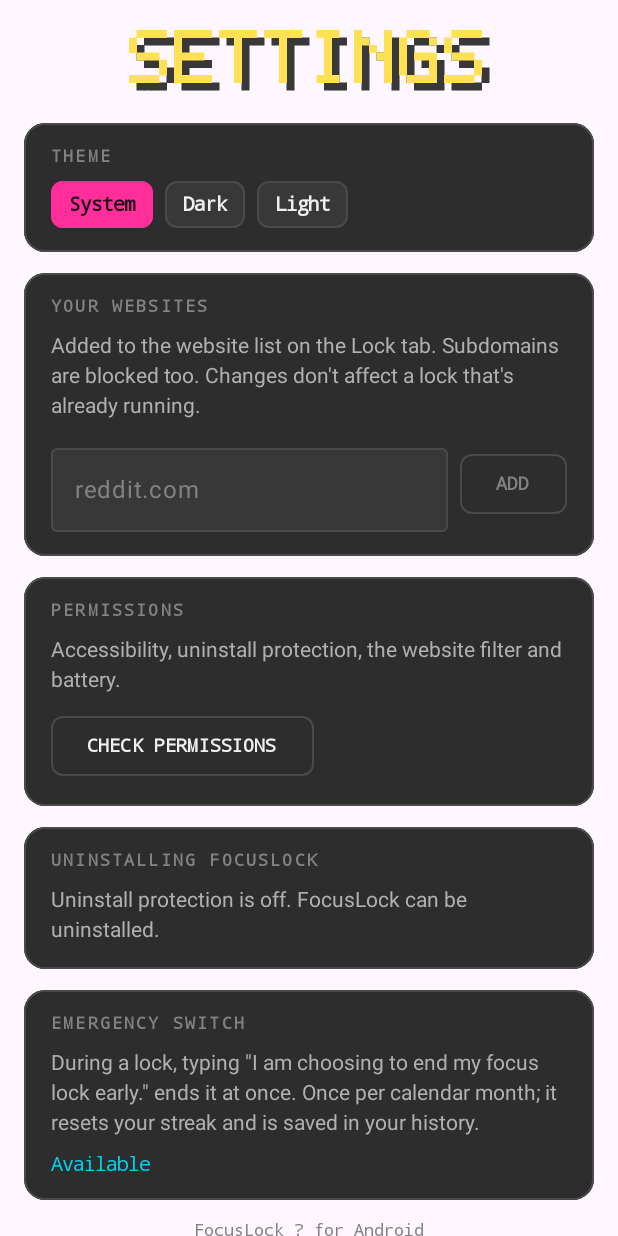
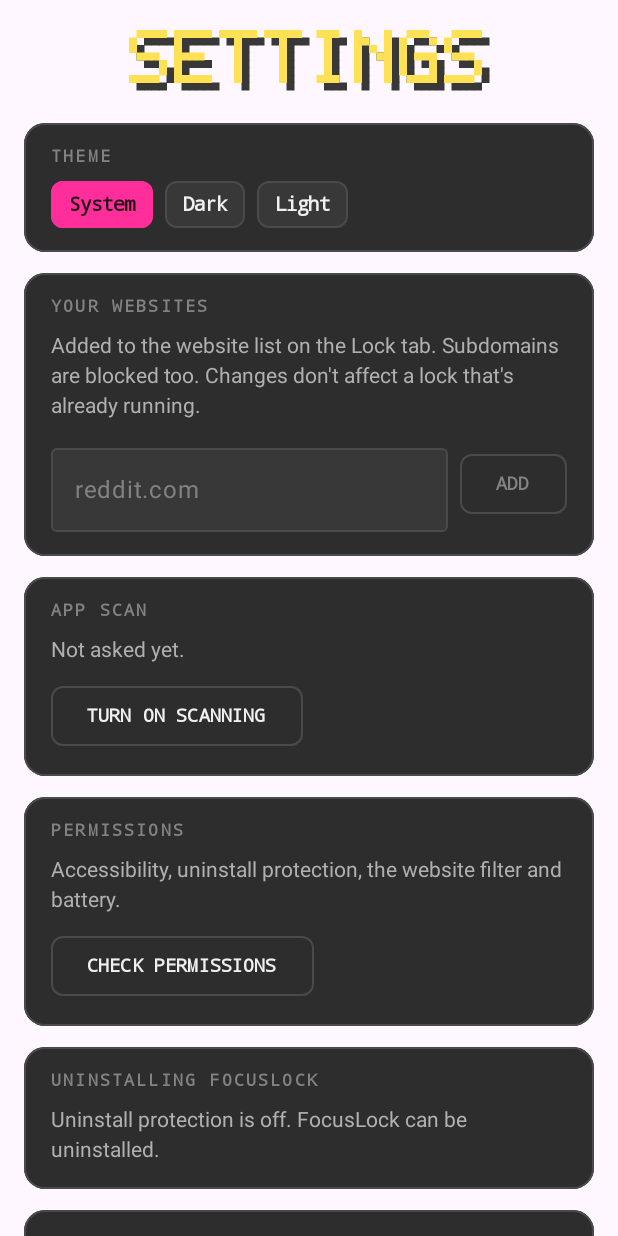
Before and after one commit to hackerman-x/FocusLock, an Android app built with Jetpack Compose: the composable SettingsScreen shown on its own in the app's theme, after a tap on "System", on a phone screen of 412 x 824 dp. Run offline under Robolectric (Android 15) with nearby library versions, the phone set to English and light mode, and no system bars.

Commit message:
Android: app scan, and only YouTube and Instagram by default
- The app list before any scan is just YouTube and Instagram.
- New app scan (core/AppScan.kt): suggests launchable apps that are
  well-known distractions, or that tag themselves as games, video,
  social, music or photo apps (but not photo tools), each with its
  reason. Phone essentials (dialer, messages, settings, maps, camera,
  keyboards, launchers, FocusLock) are never suggested, and neither are
  untagged preinstalled apps.
- The first start asks "Find distractions for you?" with Allow scan /
  Not now, like the desktop app. The answer is saved; once allowed, the
  app scans on every start and marks new finds. Add puts an app in the
  Apps list and ticks it; Ignore hides it for good. Scan now / Rescan in
  the Apps panel, and Settings → App scan to turn it on or off.
- Uses the existing launcher <queries> entry (ApplicationInfo comes with
  it), so no QUERY_ALL_PACKAGES.
- The DataStore mapping moved to data/StateCodec.kt so it can be unit
  tested; new tests for the classifier and for consent, ignored and
  added apps being saved.

Co-Authored-By: Claude Opus 5.5 <noreply@anthropic.com>

```diff
--- a/android/app/src/main/java/io/github/hackermanx/focuslock/MainActivity.kt
+++ b/android/app/src/main/java/io/github/hackermanx/focuslock/MainActivity.kt
@@ -46,6 +46,7 @@ import io.github.hackermanx.focuslock.ui.FocusLockTheme
 import io.github.hackermanx.focuslock.ui.LockScreen
 import io.github.hackermanx.focuslock.ui.Mono
 import io.github.hackermanx.focuslock.ui.OnboardingScreen
+import io.github.hackermanx.focuslock.ui.ScanOnStart
 import io.github.hackermanx.focuslock.ui.SettingsScreen
 import io.github.hackermanx.focuslock.ui.StatsScreen
 import kotlinx.coroutines.delay
@@ -119,6 +120,7 @@ private fun FocusLockRoot() {
                 MainTabs(onSetup = { showSetup = true })
             }
         }
+        ScanOnStart(st)
     }
 }
 
--- a/android/app/src/main/java/io/github/hackermanx/focuslock/core/Blocklist.kt
+++ b/android/app/src/main/java/io/github/hackermanx/focuslock/core/Blocklist.kt
@@ -27,20 +27,13 @@ object Blocklist {
 
     val YOUTUBE_PACKAGES = setOf("com.google.android.youtube")
 
-    /** Apps shown first in the app picker, when they're installed. */
+    /**
+     * The only apps in the app picker before any scan, when installed. The
+     * scan (AppScan) suggests the rest.
+     */
     val SUGGESTED_PACKAGES = listOf(
+        "com.google.android.youtube",
         "com.instagram.android",
-        "com.google.android.youtube",
-        "com.zhiliaoapp.musically",
-        "com.ss.android.ugc.trill",
-        "com.discord",
-        "com.roblox.client",
-        "com.mojang.minecraftpe",
-        "com.snapchat.android",
-        "com.reddit.frontdoor",
-        "com.twitter.android",
-        "com.facebook.katana",
-        "com.valvesoftware.android.steam.community",
     )
 
     /** Address-bar view ids in the browsers the accessibility service reads. */
--- a/android/app/src/main/java/io/github/hackermanx/focuslock/data/Repo.kt
+++ b/android/app/src/main/java/io/github/hackermanx/focuslock/data/Repo.kt
@@ -2,15 +2,8 @@ package io.github.hackermanx.focuslock.data
 
 import android.content.Context
 import androidx.datastore.core.handlers.ReplaceFileCorruptionHandler
-import androidx.datastore.preferences.core.MutablePreferences
-import androidx.datastore.preferences.core.Preferences
-import androidx.datastore.preferences.core.booleanPreferencesKey
 import androidx.datastore.preferences.core.edit
 import androidx.datastore.preferences.core.emptyPreferences
-import androidx.datastore.preferences.core.intPreferencesKey
-import androidx.datastore.preferences.core.longPreferencesKey
-import androidx.datastore.preferences.core.stringPreferencesKey
-import androidx.datastore.preferences.core.stringSetPreferencesKey
 import androidx.datastore.preferences.preferencesDataStore
 import io.github.hackermanx.focuslock.core.LockTiming
 import io.github.hackermanx.focuslock.core.Stats
@@ -24,7 +17,6 @@ import kotlinx.coroutines.flow.map
 import kotlinx.coroutines.flow.stateIn
 import kotlinx.coroutines.runBlocking
 import java.io.IOException
-import java.time.LocalDate
 
 private val Context.dataStore by preferencesDataStore(
     name = "focuslock",
@@ -61,6 +53,14 @@ data class AppState(
     /** "system", "dark" or "light". */
     val theme: String = "system",
     val onboardingDone: Boolean = false,
+    /** The answer to "Find distractions for you?": null until asked. */
+    val scanConsent: Boolean? = null,
+    /** Packages the user tapped Ignore on; never suggested again. */
+    val scanIgnored: Set<String> = emptySet(),
+    /** Packages already suggested once, so later scans can mark only new finds. */
+    val scanSeen: Set<String> = emptySet(),
+    /** Packages added from the scan; listed in the Apps panel next to the defaults. */
+    val addedApps: Set<String> = emptySet(),
 )
 
 class Repo(context: Context, scope: CoroutineScope) {
@@ -90,104 +90,3 @@ class Repo(context: Context, scope: CoroutineScope) {
         return result
     }
 }
-
-private object Keys {
-    val lockStarted = longPreferencesKey("lock_started")
-    val lockApps = stringSetPreferencesKey("lock_apps")
-    val lockGroups = stringSetPreferencesKey("lock_groups")
-    val lockSites = stringSetPreferencesKey("lock_sites")
-    val lockNote = stringPreferencesKey("lock_note")
-    val lockHistoryId = longPreferencesKey("lock_history_id")
-    val ytBreakDay = stringPreferencesKey("yt_break_day")
-    val emergencyMonth = stringPreferencesKey("emergency_month")
-    val streak = intPreferencesKey("streak")
-    val longestStreak = intPreferencesKey("longest_streak")
-    val totalSessions = intPreferencesKey("total_sessions")
-    val lastUnlockDate = stringPreferencesKey("last_unlock_date")
-    val lastStartDate = stringPreferencesKey("last_start_date")
-    val customSites = stringPreferencesKey("custom_sites")
-    val lastApps = stringSetPreferencesKey("last_apps")
-    val lastGroups = stringSetPreferencesKey("last_groups")
-    val lastSites = stringSetPreferencesKey("last_sites")
-    val theme = stringPreferencesKey("theme")
-    val onboardingDone = booleanPreferencesKey("onboarding_done")
-}
-
-private fun Preferences.timing(prefix: String): LockTiming? {
-    val end = this[longPreferencesKey("${prefix}_end")] ?: return null
-    return LockTiming(
-        unlockAtWall = end,
-        anchorElapsed = this[longPreferencesKey("${prefix}_anchor_elapsed")] ?: 0,
-        anchorRemaining = this[longPreferencesKey("${prefix}_anchor_remaining")] ?: 0,
-        bootCount = this[intPreferencesKey("${prefix}_boot")] ?: -1,
-    )
-}
-
-private fun MutablePreferences.putTiming(prefix: String, t: LockTiming?) {
-    if (t == null) return
-    this[longPreferencesKey("${prefix}_end")] = t.unlockAtWall
-    this[longPreferencesKey("${prefix}_anchor_elapsed")] = t.anchorElapsed
-    this[longPreferencesKey("${prefix}_anchor_remaining")] = t.anchorRemaining
-    this[intPreferencesKey("${prefix}_boot")] = t.bootCount
-}
-
-private fun String.toDateOrNull(): LocalDate? = runCatching { LocalDate.parse(this) }.getOrNull()
-
-private fun Preferences.toAppState(): AppState {
-    val lock = timing("lock")?.let {
-        ActiveLock(
-            timing = it,
-            startedAtWall = this[Keys.lockStarted] ?: 0,
-            apps = this[Keys.lockApps].orEmpty(),
-            groups = this[Keys.lockGroups].orEmpty(),
-            sites = this[Keys.lockSites].orEmpty(),
-            note = this[Keys.lockNote].orEmpty(),
-            historyId = this[Keys.lockHistoryId] ?: 0,
-        )
-    }
-    return AppState(
-        lock = lock,
-        ytBreak = timing("yt"),
-        ytBreakDay = this[Keys.ytBreakDay],
-        emergencyMonth = this[Keys.emergencyMonth],
-        stats = Stats(
-            streak = this[Keys.streak] ?: 0,
-            longestStreak = this[Keys.longestStreak] ?: 0,
-            totalSessions = this[Keys.totalSessions] ?: 0,
-            lastUnlockDate = this[Keys.lastUnlockDate]?.toDateOrNull(),
-            lastStartDate = this[Keys.lastStartDate]?.toDateOrNull(),
-        ),
-        customSites = this[Keys.customSites]?.split('\n')?.filter { it.isNotBlank() }.orEmpty(),
-        lastApps = this[Keys.lastApps].orEmpty(),
-        lastGroups = this[Keys.lastGroups].orEmpty(),
-        lastSites = this[Keys.lastSites].orEmpty(),
-        theme = this[Keys.theme] ?: "system",
-        onboardingDone = this[Keys.onboardingDone] ?: false,
-    )
-}
-
-private fun MutablePreferences.write(s: AppState) {
-    s.lock?.let {
-        putTiming("lock", it.timing)
-        this[Keys.lockStarted] = it.startedAtWall
-        this[Keys.lockApps] = it.apps
-        this[Keys.lockGroups] = it.groups
-        this[Keys.lockSites] = it.sites
-        this[Keys.lockNote] = it.note
-        this[Keys.lockHistoryId] = it.historyId
-    }
-    putTiming("yt", s.ytBreak)
-    s.ytBreakDay?.let { this[Keys.ytBreakDay] = it }
-    s.emergencyMonth?.let { this[Keys.emergencyMonth] = it }
-    this[Keys.streak] = s.stats.streak
-    this[Keys.longestStreak] = s.stats.longestStreak
-    this[Keys.totalSessions] = s.stats.totalSessions
-    s.stats.lastUnlockDate?.let { this[Keys.lastUnlockDate] = it.toString() }
-    s.stats.lastStartDate?.let { this[Keys.lastStartDate] = it.toString() }
-    this[Keys.customSites] = s.customSites.joinToString("\n")
-    this[Keys.lastApps] = s.lastApps
-    this[Keys.lastGroups] = s.lastGroups
-    this[Keys.lastSites] = s.lastSites
-    this[Keys.theme] = s.theme
-    this[Keys.onboardingDone] = s.onboardingDone
-}
--- /dev/null
+++ b/android/app/src/main/java/io/github/hackermanx/focuslock/data/StateCodec.kt
@@ -0,0 +1,126 @@
+package io.github.hackermanx.focuslock.data
+
+import androidx.datastore.preferences.core.MutablePreferences
+import androidx.datastore.preferences.core.Preferences
+import androidx.datastore.preferences.core.booleanPreferencesKey
+import androidx.datastore.preferences.core.intPreferencesKey
+import androidx.datastore.preferences.core.longPreferencesKey
+import androidx.datastore.preferences.core.stringPreferencesKey
+import androidx.datastore.preferences.core.stringSetPreferencesKey
+import io.github.hackermanx.focuslock.core.LockTiming
+import io.github.hackermanx.focuslock.core.Stats
+import java.time.LocalDate
+
+/** How AppState is stored in DataStore. Kept apart from Repo so it can be unit tested. */
+private object Keys {
+    val lockStarted = longPreferencesKey("lock_started")
+    val lockApps = stringSetPreferencesKey("lock_apps")
+    val lockGroups = stringSetPreferencesKey("lock_groups")
+    val lockSites = stringSetPreferencesKey("lock_sites")
+    val lockNote = stringPreferencesKey("lock_note")
+    val lockHistoryId = longPreferencesKey("lock_history_id")
+    val ytBreakDay = stringPreferencesKey("yt_break_day")
+    val emergencyMonth = stringPreferencesKey("emergency_month")
+    val streak = intPreferencesKey("streak")
+    val longestStreak = intPreferencesKey("longest_streak")
+    val totalSessions = intPreferencesKey("total_sessions")
+    val lastUnlockDate = stringPreferencesKey("last_unlock_date")
+    val lastStartDate = stringPreferencesKey("last_start_date")
+    val customSites = stringPreferencesKey("custom_sites")
+    val lastApps = stringSetPreferencesKey("last_apps")
+    val lastGroups = stringSetPreferencesKey("last_groups")
+    val lastSites = stringSetPreferencesKey("last_sites")
+    val theme = stringPreferencesKey("theme")
+    val onboardingDone = booleanPreferencesKey("onboarding_done")
+    val scanConsent = booleanPreferencesKey("scan_consent")
+    val scanIgnored = stringSetPreferencesKey("scan_ignored")
+    val scanSeen = stringSetPreferencesKey("scan_seen")
+    val addedApps = stringSetPreferencesKey("added_apps")
+}
+
+private fun Preferences.timing(prefix: String): LockTiming? {
+    val end = this[longPreferencesKey("${prefix}_end")] ?: return null
+    return LockTiming(
+        unlockAtWall = end,
+        anchorElapsed = this[longPreferencesKey("${prefix}_anchor_elapsed")] ?: 0,
+        anchorRemaining = this[longPreferencesKey("${prefix}_anchor_remaining")] ?: 0,
+        bootCount = this[intPreferencesKey("${prefix}_boot")] ?: -1,
+    )
+}
+
+private fun MutablePreferences.putTiming(prefix: String, t: LockTiming?) {
+    if (t == null) return
+    this[longPreferencesKey("${prefix}_end")] = t.unlockAtWall
+    this[longPreferencesKey("${prefix}_anchor_elapsed")] = t.anchorElapsed
+    this[longPreferencesKey("${prefix}_anchor_remaining")] = t.anchorRemaining
+    this[intPreferencesKey("${prefix}_boot")] = t.bootCount
+}
+
+private fun String.toDateOrNull(): LocalDate? = runCatching { LocalDate.parse(this) }.getOrNull()
+
+internal fun Preferences.toAppState(): AppState {
+    val lock = timing("lock")?.let {
+        ActiveLock(
+            timing = it,
+            startedAtWall = this[Keys.lockStarted] ?: 0,
+            apps = this[Keys.lockApps].orEmpty(),
+            groups = this[Keys.lockGroups].orEmpty(),
+            sites = this[Keys.lockSites].orEmpty(),
+            note = this[Keys.lockNote].orEmpty(),
+            historyId = this[Keys.lockHistoryId] ?: 0,
+        )
+    }
+    return AppState(
+        lock = lock,
+        ytBreak = timing("yt"),
+        ytBreakDay = this[Keys.ytBreakDay],
+        emergencyMonth = this[Keys.emergencyMonth],
+        stats = Stats(
+            streak = this[Keys.streak] ?: 0,
+            longestStreak = this[Keys.longestStreak] ?: 0,
+            totalSessions = this[Keys.totalSessions] ?: 0,
+            lastUnlockDate = this[Keys.lastUnlockDate]?.toDateOrNull(),
+            lastStartDate = this[Keys.lastStartDate]?.toDateOrNull(),
+        ),
+        customSites = this[Keys.customSites]?.split('\n')?.filter { it.isNotBlank() }.orEmpty(),
+        lastApps = this[Keys.lastApps].orEmpty(),
+        lastGroups = this[Keys.lastGroups].orEmpty(),
+        lastSites = this[Keys.lastSites].orEmpty(),
+        theme = this[Keys.theme] ?: "system",
+        onboardingDone = this[Keys.onboardingDone] ?: false,
+        scanConsent = this[Keys.scanConsent],
+        scanIgnored = this[Keys.scanIgnored].orEmpty(),
+        scanSeen = this[Keys.scanSeen].orEmpty(),
+        addedApps = this[Keys.addedApps].orEmpty(),
+    )
+}
+
+internal fun MutablePreferences.write(s: AppState) {
+    s.lock?.let {
+        putTiming("lock", it.timing)
+        this[Keys.lockStarted] = it.startedAtWall
+        this[Keys.lockApps] = it.apps
+        this[Keys.lockGroups] = it.groups
+        this[Keys.lockSites] = it.sites
+        this[Keys.lockNote] = it.note
+        this[Keys.lockHistoryId] = it.historyId
+    }
+    putTiming("yt", s.ytBreak)
+    s.ytBreakDay?.let { this[Keys.ytBreakDay] = it }
+    s.emergencyMonth?.let { this[Keys.emergencyMonth] = it }
+    this[Keys.streak] = s.stats.streak
+    this[Keys.longestStreak] = s.stats.longestStreak
+    this[Keys.totalSessions] = s.stats.totalSessions
+    s.stats.lastUnlockDate?.let { this[Keys.lastUnlockDate] = it.toString() }
+    s.stats.lastStartDate?.let { this[Keys.lastStartDate] = it.toString() }
+    this[Keys.customSites] = s.customSites.joinToString("\n")
+    this[Keys.lastApps] = s.lastApps
+    this[Keys.lastGroups] = s.lastGroups
+    this[Keys.lastSites] = s.lastSites
+    this[Keys.theme] = s.theme
+    this[Keys.onboardingDone] = s.onboardingDone
+    s.scanConsent?.let { this[Keys.scanConsent] = it }
+    this[Keys.scanIgnored] = s.scanIgnored
+    this[Keys.scanSeen] = s.scanSeen
+    this[Keys.addedApps] = s.addedApps
+}
--- a/android/app/src/main/java/io/github/hackermanx/focuslock/ui/SettingsScreen.kt
+++ b/android/app/src/main/java/io/github/hackermanx/focuslock/ui/SettingsScreen.kt
@@ -34,6 +34,7 @@ import io.github.hackermanx.focuslock.core.EmergencySwitch
 import io.github.hackermanx.focuslock.core.Format
 import io.github.hackermanx.focuslock.data.AppState
 import io.github.hackermanx.focuslock.lock.Permissions
+import io.github.hackermanx.focuslock.lock.Scanner
 import kotlinx.coroutines.launch
 import java.time.LocalDate
 import java.time.YearMonth
@@ -90,6 +91,26 @@ fun SettingsScreen(st: AppState, lockActive: Boolean, onSetup: () -> Unit) {
             }
         }
 
+        Panel("App scan") {
+            Body(
+                when (st.scanConsent) {
+                    true -> "On. Each time FocusLock opens, it reads your app list and suggests distractions on the Lock tab."
+                    false -> "Off. You can still scan once from Lock → Apps."
+                    null -> "Not asked yet."
+                },
+            )
+            Row(horizontalArrangement = Arrangement.spacedBy(8.dp)) {
+                if (st.scanConsent == true) {
+                    GhostButton("Turn off scanning") { scope.launch { Scanner.setConsent(ctx, false) } }
+                } else {
+                    GhostButton("Turn on scanning") { scope.launch { Scanner.setConsent(ctx, true) } }
+                }
+                if (st.scanIgnored.isNotEmpty()) {
+                    GhostButton("Forget ${st.scanIgnored.size} ignored") { update { it.copy(scanIgnored = emptySet()) } }
+                }
+            }
+        }
+
         Panel("Permissions") {
             Body("Accessibility, uninstall protection, the website filter and battery.")
             GhostButton("Check permissions", onClick = onSetup)
```
Also changed, not shown: android/app/src/main/java/io/github/hackermanx/focuslock/core/AppScan.kt (added, +117 -0 lines), android/app/src/main/java/io/github/hackermanx/focuslock/lock/Permissions.kt (+22 -5 lines), android/app/src/main/java/io/github/hackermanx/focuslock/lock/Scanner.kt (added, +68 -0 lines), android/app/src/main/java/io/github/hackermanx/focuslock/ui/LockScreen.kt (+8 -3 lines), android/app/src/main/java/io/github/hackermanx/focuslock/ui/ScanUi.kt (added, +136 -0 lines), 3 other files.
